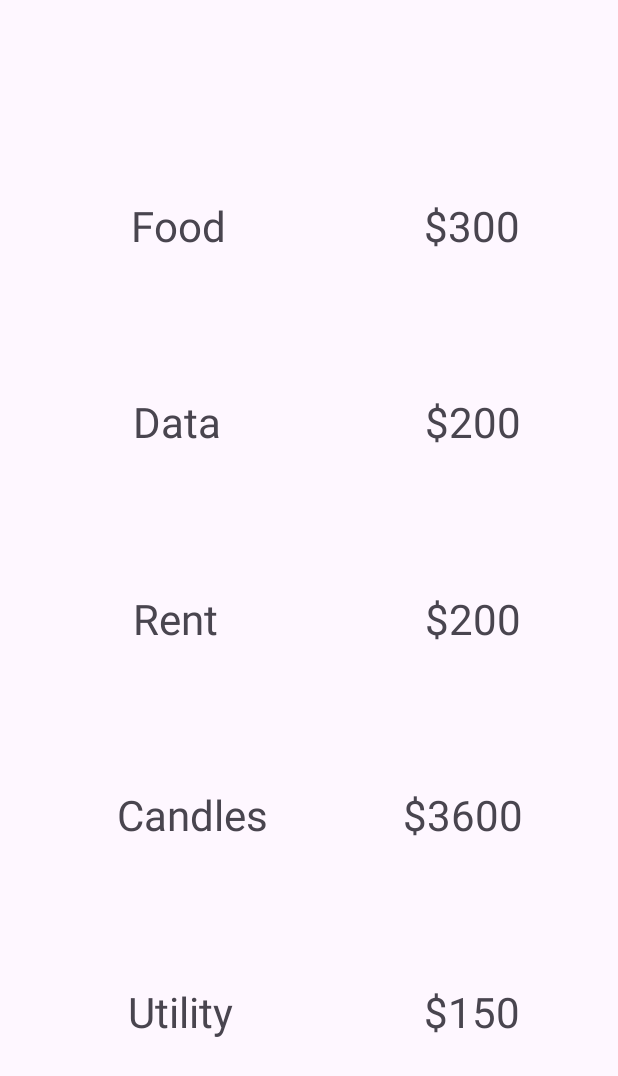
After one commit to Maverick395006/NavigationComponent-U4Universe, an Android app: the ViewTransactionsFragment screen opened through its navigation route, on a phone screen of 412 x 824 dp. The commit adds this screen. Shown: the top 1076 px of the screen. Run offline under Robolectric (Android 15) with nearby library versions, the phone set to English and light mode, and no system bars.

Commit message:
2. NavHost & Destination 3. Navigation with NavController & SafeArgs Done

```diff
--- /dev/null
+++ b/app/src/main/java/com/example/navigationcomponentu4universe/HomeFragment.kt
@@ -0,0 +1,49 @@
+package com.example.navigationcomponentu4universe
+
+import android.os.Bundle
+import android.view.LayoutInflater
+import android.view.View
+import android.view.ViewGroup
+import androidx.fragment.app.Fragment
+import androidx.navigation.fragment.findNavController
+import com.example.navigationcomponentu4universe.databinding.FragmentHomeBinding
+
+class HomeFragment : Fragment() {
+
+    private var _binding: FragmentHomeBinding? = null
+    private val binding get() = _binding!!
+
+    override fun onCreateView(
+        inflater: LayoutInflater, container: ViewGroup?,
+        savedInstanceState: Bundle?,
+    ): View {
+        _binding = FragmentHomeBinding.inflate(inflater, container, false)
+
+
+
+        return binding.root
+    }
+
+    override fun onViewCreated(view: View, savedInstanceState: Bundle?) {
+        super.onViewCreated(view, savedInstanceState)
+
+        binding.apply {
+            btnSendMoney.setOnClickListener {
+                findNavController().navigate(HomeFragmentDirections.actionHomeFragmentToChooseReceiverFragment())
+            }
+            btnViewBalance.setOnClickListener {
+                findNavController().navigate(HomeFragmentDirections.actionHomeFragmentToViewBalanceFragment())
+            }
+            btnViewTransaction.setOnClickListener {
+                findNavController().navigate(HomeFragmentDirections.actionHomeFragmentToViewTransactionsFragment())
+            }
+        }
+
+    }
+
+    override fun onDestroyView() {
+        super.onDestroyView()
+        _binding = null
+    }
+
+}
--- /dev/null
+++ b/app/src/main/java/com/example/navigationcomponentu4universe/ViewTransactionsFragment.kt
@@ -0,0 +1,37 @@
+package com.example.navigationcomponentu4universe
+
+import android.os.Bundle
+import android.view.LayoutInflater
+import android.view.View
+import android.view.ViewGroup
+import androidx.fragment.app.Fragment
+import com.example.navigationcomponentu4universe.databinding.FragmentViewTransactionsBinding
+
+class ViewTransactionsFragment : Fragment() {
+
+    private var _binding: FragmentViewTransactionsBinding? = null
+    private val binding get() = _binding!!
+
+    override fun onCreateView(
+        inflater: LayoutInflater, container: ViewGroup?,
+        savedInstanceState: Bundle?,
+    ): View {
+        _binding = FragmentViewTransactionsBinding.inflate(inflater, container, false)
+
+
+
+        return binding.root
+    }
+
+    override fun onViewCreated(view: View, savedInstanceState: Bundle?) {
+        super.onViewCreated(view, savedInstanceState)
+
+
+    }
+
+    override fun onDestroyView() {
+        super.onDestroyView()
+        _binding = null
+    }
+
+}
--- a/app/src/main/res/layout/activity_main.xml
+++ b/app/src/main/res/layout/activity_main.xml
@@ -6,6 +6,12 @@
     android:layout_height="match_parent"
     tools:context=".MainActivity">
 
-
+    <androidx.fragment.app.FragmentContainerView
+        android:id="@+id/navHostFragment"
+        android:name="androidx.navigation.fragment.NavHostFragment"
+        android:layout_width="match_parent"
+        android:layout_height="match_parent"
+        app:defaultNavHost="true"
+        app:navGraph="@navigation/main_nav_graph" />
 
 </androidx.constraintlayout.widget.ConstraintLayout>
--- /dev/null
+++ b/app/src/main/res/layout/fragment_view_transactions.xml
@@ -0,0 +1,147 @@
+<?xml version="1.0" encoding="utf-8"?>
+<androidx.constraintlayout.widget.ConstraintLayout xmlns:android="http://schemas.android.com/apk/res/android"
+    xmlns:app="http://schemas.android.com/apk/res-auto"
+    xmlns:tools="http://schemas.android.com/tools"
+    android:layout_width="match_parent"
+    android:layout_height="match_parent"
+    tools:context=".ViewTransactionsFragment">
+
+    <!-- Food -->
+    <TextView
+        android:id="@+id/titleFood"
+        android:layout_width="wrap_content"
+        android:layout_height="wrap_content"
+        android:text="Food"
+        android:textSize="28sp"
+        app:layout_constraintBottom_toBottomOf="parent"
+        app:layout_constraintHorizontal_bias=".25"
+        app:layout_constraintLeft_toLeftOf="parent"
+        app:layout_constraintRight_toRightOf="parent"
+        app:layout_constraintTop_toTopOf="parent"
+        app:layout_constraintVertical_bias=".1667" />
+
+    <TextView
+        android:id="@+id/valueFood"
+        android:layout_width="wrap_content"
+        android:layout_height="wrap_content"
+        android:text="$300"
+        android:textSize="28sp"
+        app:layout_constraintBottom_toBottomOf="parent"
+        app:layout_constraintHorizontal_bias=".75"
+        app:layout_constraintLeft_toLeftOf="@+id/titleFood"
+        app:layout_constraintRight_toRightOf="parent"
+        app:layout_constraintTop_toTopOf="parent"
+        app:layout_constraintVertical_bias=".1667" />
+    <!-- End Food -->
+
+    <!-- Data -->
+    <TextView
+        android:id="@+id/titleData"
+        android:layout_width="wrap_content"
+        android:layout_height="wrap_content"
+        android:text="Data"
+        android:textSize="28sp"
+        app:layout_constraintBottom_toBottomOf="parent"
+        app:layout_constraintHorizontal_bias=".25"
+        app:layout_constraintLeft_toLeftOf="parent"
+        app:layout_constraintRight_toRightOf="parent"
+        app:layout_constraintTop_toTopOf="parent"
+        app:layout_constraintVertical_bias=".3333" />
+
+    <TextView
+        android:id="@+id/valueData"
+        android:layout_width="wrap_content"
+        android:layout_height="wrap_content"
+        android:text="$200"
+        android:textSize="28sp"
+        app:layout_constraintBottom_toBottomOf="parent"
+        app:layout_constraintHorizontal_bias=".75"
+        app:layout_constraintLeft_toLeftOf="@+id/titleData"
+        app:layout_constraintRight_toRightOf="parent"
+        app:layout_constraintTop_toTopOf="parent"
+        app:layout_constraintVertical_bias=".3333" />
+    <!-- End Data -->
+
+    <!-- Rent -->
+    <TextView
+        android:id="@+id/title_rent"
+        android:layout_width="wrap_content"
+        android:layout_height="wrap_content"
+        android:text="Rent"
+        android:textSize="28sp"
+        app:layout_constraintBottom_toBottomOf="parent"
+        app:layout_constraintHorizontal_bias=".25"
+        app:layout_constraintLeft_toLeftOf="parent"
+        app:layout_constraintRight_toRightOf="parent"
+        app:layout_constraintTop_toTopOf="parent" />
+
+    <TextView
+        android:id="@+id/valueRent"
+        android:layout_width="wrap_content"
+        android:layout_height="wrap_content"
+        android:text="$200"
+        android:textSize="28sp"
+        app:layout_constraintBottom_toBottomOf="parent"
+        app:layout_constraintHorizontal_bias=".75"
+        app:layout_constraintLeft_toLeftOf="@+id/title_rent"
+        app:layout_constraintRight_toRightOf="parent"
+        app:layout_constraintTop_toTopOf="parent" />
+    <!-- End Rent -->
+
+
+    <!-- Candles -->
+    <TextView
+        android:id="@+id/titleCandles"
+        android:layout_width="wrap_content"
+        android:layout_height="wrap_content"
+        android:text="Candles"
+        android:textSize="28sp"
+        app:layout_constraintBottom_toBottomOf="parent"
+        app:layout_constraintHorizontal_bias=".25"
+        app:layout_constraintLeft_toLeftOf="parent"
+        app:layout_constraintRight_toRightOf="parent"
+        app:layout_constraintTop_toTopOf="parent"
+        app:layout_constraintVertical_bias=".6667" />
+
+    <TextView
+        android:id="@+id/valueCandles"
+        android:layout_width="wrap_content"
+        android:layout_height="wrap_content"
+        android:text="$3600"
+        android:textSize="28sp"
+        app:layout_constraintBottom_toBottomOf="parent"
+        app:layout_constraintHorizontal_bias=".75"
+        app:layout_constraintLeft_toLeftOf="@+id/titleCandles"
+        app:layout_constraintRight_toRightOf="parent"
+        app:layout_constraintTop_toTopOf="parent"
+        app:layout_constraintVertical_bias=".6667" />
+    <!-- End Candles -->
+
+    <!-- Utility -->
+    <TextView
+        android:id="@+id/titleUtility"
+        android:layout_width="wrap_content"
+        android:layout_height="wrap_content"
+        android:text="Utility"
+        android:textSize="28sp"
+        app:layout_constraintBottom_toBottomOf="parent"
+        app:layout_constraintHorizontal_bias=".25"
+        app:layout_constraintLeft_toLeftOf="parent"
+        app:layout_constraintRight_toRightOf="parent"
+        app:layout_constraintTop_toTopOf="parent"
+        app:layout_constraintVertical_bias=".8334" />
+
+    <TextView
+        android:id="@+id/valueUtility"
+        android:layout_width="wrap_content"
+        android:layout_height="wrap_content"
+        android:text="$150"
+        android:textSize="28sp"
+        app:layout_constraintBottom_toBottomOf="parent"
+        app:layout_constraintHorizontal_bias=".75"
+        app:layout_constraintLeft_toLeftOf="@+id/titleUtility"
+        app:layout_constraintRight_toRightOf="parent"
+        app:layout_constraintTop_toTopOf="parent"
+        app:layout_constraintVertical_bias=".8334" />
+
+</androidx.constraintlayout.widget.ConstraintLayout>
--- /dev/null
+++ b/app/src/main/res/navigation/main_nav_graph.xml
@@ -0,0 +1,66 @@
+<?xml version="1.0" encoding="utf-8"?>
+<navigation xmlns:android="http://schemas.android.com/apk/res/android"
+    xmlns:app="http://schemas.android.com/apk/res-auto"
+    xmlns:tools="http://schemas.android.com/tools"
+    android:id="@+id/main_nav_graph"
+    app:startDestination="@id/homeFragment">
+    <fragment
+        android:id="@+id/homeFragment"
+        android:name="com.example.navigationcomponentu4universe.HomeFragment"
+        android:label="fragment_home"
+        tools:layout="@layout/fragment_home">
+        <action
+            android:id="@+id/action_homeFragment_to_chooseReceiverFragment"
+            app:destination="@id/chooseReceiverFragment"
+            app:enterAnim="@anim/slide_in_right"
+            app:exitAnim="@anim/slide_out_left"
+            app:popEnterAnim="@anim/slide_in_left"
+            app:popExitAnim="@anim/slide_out_right" />
+        <action
+            android:id="@+id/action_homeFragment_to_viewBalanceFragment"
+            app:destination="@id/viewBalanceFragment"
+            app:enterAnim="@anim/slide_in_right"
+            app:exitAnim="@anim/slide_out_left"
+            app:popEnterAnim="@anim/slide_in_left"
+            app:popExitAnim="@anim/slide_out_right" />
+        <action
+            android:id="@+id/action_homeFragment_to_viewTransactionsFragment"
+            app:destination="@id/viewTransactionsFragment"
+            app:enterAnim="@anim/slide_in_right"
+            app:exitAnim="@anim/slide_out_left"
+            app:popEnterAnim="@anim/slide_in_left"
+            app:popExitAnim="@anim/slide_out_right" />
+    </fragment>
+    <fragment
+        android:id="@+id/viewBalanceFragment"
+        android:name="com.example.navigationcomponentu4universe.ViewBalanceFragment"
+        android:label="fragment_view_balance"
+        tools:layout="@layout/fragment_view_balance" />
+    <fragment
+        android:id="@+id/viewTransactionsFragment"
+        android:name="com.example.navigationcomponentu4universe.ViewTransactionsFragment"
+        android:label="fragment_view_transactions"
+        tools:layout="@layout/fragment_view_transactions" />
+    <fragment
+        android:id="@+id/chooseReceiverFragment"
+        android:name="com.example.navigationcomponentu4universe.ChooseReceiverFragment"
+        android:label="fragment_choose_receiver"
+        tools:layout="@layout/fragment_choose_receiver" >
+        <action
+            android:id="@+id/action_chooseReceiverFragment_to_sendCashFragment"
+            app:destination="@id/sendCashFragment"
+            app:enterAnim="@anim/slide_in_right"
+            app:exitAnim="@anim/slide_out_left"
+            app:popEnterAnim="@anim/slide_in_left"
+            app:popExitAnim="@anim/slide_out_right" />
+    </fragment>
+    <fragment
+        android:id="@+id/sendCashFragment"
+        android:name="com.example.navigationcomponentu4universe.SendCashFragment"
+        android:label="fragment_send_cash"
+        tools:layout="@layout/fragment_send_cash" >
+        <argument
+            android:name="receiverName"
+            app:argType="string" />
+    </fragment>
+</navigation>
--- a/app/src/main/res/values/strings.xml
+++ b/app/src/main/res/values/strings.xml
@@ -1,3 +1,5 @@
 <resources>
     <string name="app_name">NavigationComponentU4Universe</string>
+    <!-- TODO: Remove or change this placeholder text -->
+    <string name="hello_blank_fragment">Hello blank fragment</string>
 </resources>
```
Also changed, not shown: app/src/main/java/com/example/navigationcomponentu4universe/ChooseReceiverFragment.kt (added, +48 -0 lines), app/src/main/java/com/example/navigationcomponentu4universe/SendCashFragment.kt (added, +44 -0 lines), app/src/main/java/com/example/navigationcomponentu4universe/ViewBalanceFragment.kt (added, +37 -0 lines), app/src/main/res/layout/fragment_choose_receiver.xml (added, +62 -0 lines), app/src/main/res/layout/fragment_home.xml (added, +51 -0 lines), app/src/main/res/layout/fragment_send_cash.xml (added, +69 -0 lines), app/src/main/res/layout/fragment_view_balance.xml (added, +18 -0 lines).
